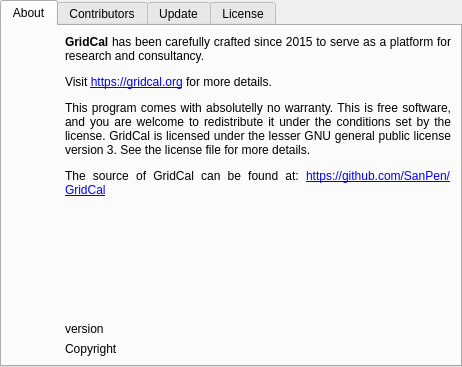
First picture: the form in src/GridCal/Gui/AboutDialogue/gui.ui, repository SanPen/GridCal, before the edit.
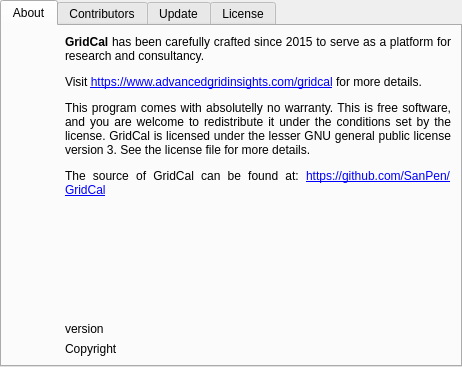
Second picture: the form after the edit. Icons and pictures are not drawn.

Diff of the .ui file:
```diff
--- a/src/GridCal/Gui/AboutDialogue/gui.ui
+++ b/src/GridCal/Gui/AboutDialogue/gui.ui
@@ -46,7 +46,7 @@
           <enum>Qt::LeftToRight</enum>
          </property>
          <property name="text">
-          <string>&lt;html&gt;&lt;head/&gt;&lt;body&gt;&lt;p align=&quot;justify&quot;&gt;&lt;span style=&quot; font-weight:600;&quot;&gt;GridCal&lt;/span&gt; has been carefully crafted since 2015 to serve as a platform for research and consultancy. &lt;/p&gt;&lt;p align=&quot;justify&quot;&gt;Visit &lt;a href=&quot;https://www.advancedgridinsights.com/gridcal&quot;&gt;&lt;span style=&quot; text-decoration: underline; color:#0000ff;&quot;&gt;https://gridcal.org&lt;/span&gt;&lt;/a&gt; for more details.&lt;/p&gt;&lt;p align=&quot;justify&quot;&gt;This program comes with absolutelly no warranty. This is free software, and you are welcome to redistribute it under the conditions set by the license. GridCal is licensed under the lesser GNU general public license version 3. See the license file for more details.&lt;/p&gt;&lt;p align=&quot;justify&quot;&gt;The source of GridCal can be found at: &lt;a href=&quot;https://github.com/SanPen/GridCal&quot;&gt;&lt;span style=&quot; text-decoration: underline; color:#0000ff;&quot;&gt;https://github.com/SanPen/GridCal&lt;/span&gt;&lt;/a&gt;&lt;/p&gt;&lt;/body&gt;&lt;/html&gt;</string>
+          <string>&lt;html&gt;&lt;head/&gt;&lt;body&gt;&lt;p align=&quot;justify&quot;&gt;&lt;span style=&quot; font-weight:600;&quot;&gt;GridCal&lt;/span&gt; has been carefully crafted since 2015 to serve as a platform for research and consultancy. &lt;/p&gt;&lt;p align=&quot;justify&quot;&gt;Visit &lt;a href=&quot;https://www.advancedgridinsights.com/gridcal&quot;&gt;&lt;span style=&quot; text-decoration: underline; color:#0000ff;&quot;&gt;https://www.advancedgridinsights.com/gridcal&lt;/span&gt;&lt;/a&gt; for more details.&lt;/p&gt;&lt;p align=&quot;justify&quot;&gt;This program comes with absolutelly no warranty. This is free software, and you are welcome to redistribute it under the conditions set by the license. GridCal is licensed under the lesser GNU general public license version 3. See the license file for more details.&lt;/p&gt;&lt;p align=&quot;justify&quot;&gt;The source of GridCal can be found at: &lt;a href=&quot;https://github.com/SanPen/GridCal&quot;&gt;&lt;span style=&quot; text-decoration: underline; color:#0000ff;&quot;&gt;https://github.com/SanPen/GridCal&lt;/span&gt;&lt;/a&gt;&lt;/p&gt;&lt;/body&gt;&lt;/html&gt;</string>
          </property>
          <property name="alignment">
           <set>Qt::AlignLeading|Qt::AlignLeft|Qt::AlignTop</set>
```
